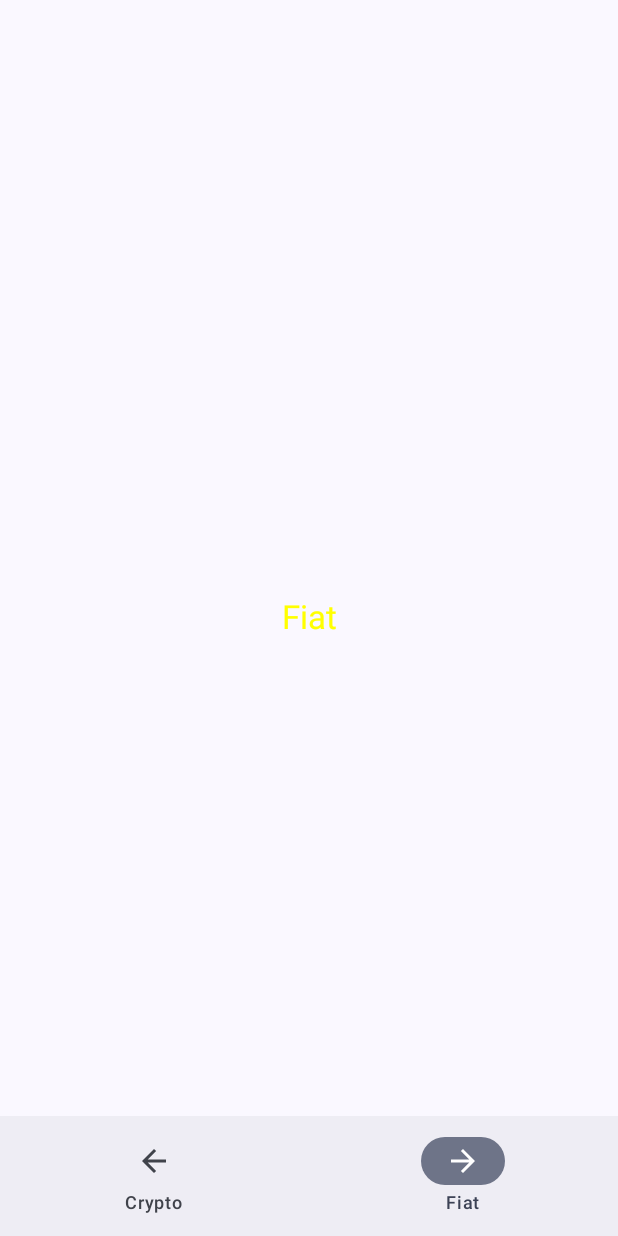
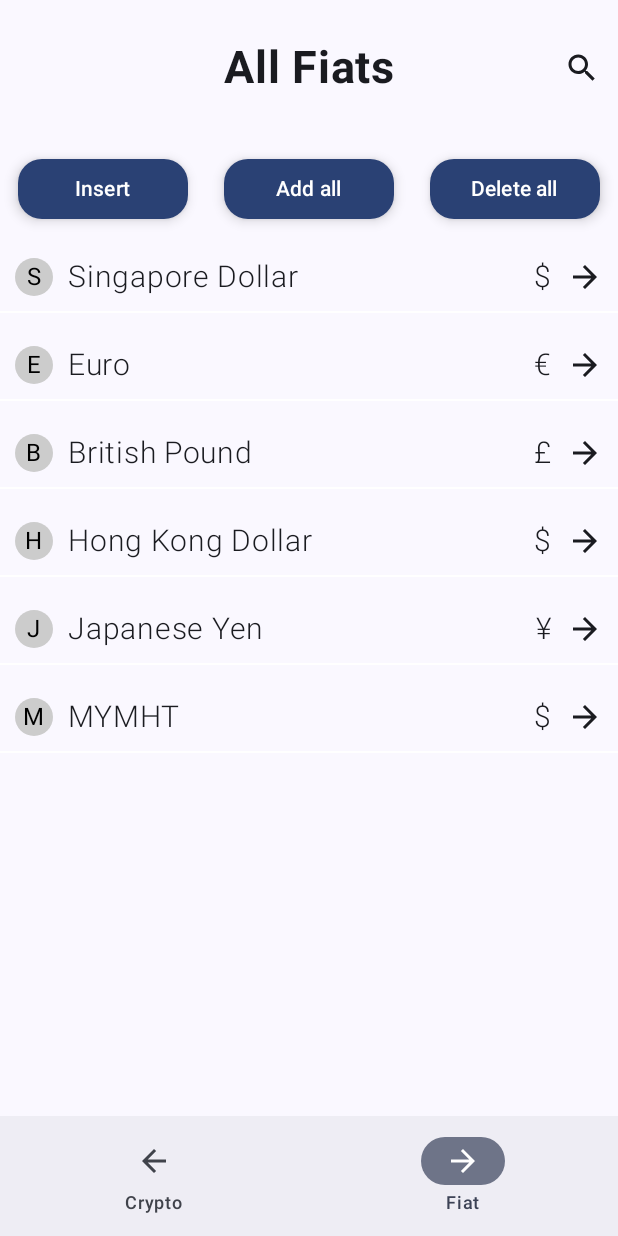
Before and after one commit to ChienChiaChen/CurrencyListDemo, an Android app built with Jetpack Compose: the composable MainScreen shown on its own in the app's theme, item 2 of the bottom bar chosen, on a phone screen of 412 x 824 dp. Run offline under Robolectric (Android 15) with nearby library versions, the phone set to English and light mode, and no system bars; our stand-ins replace Room's generated code.

Commit message:
Complete fiat page.

```diff
--- a/app/src/main/java/com/example/currencylistdemo/data/entity/Fiat.kt
+++ b/app/src/main/java/com/example/currencylistdemo/data/entity/Fiat.kt
@@ -1,9 +1,13 @@
 package com.example.currencylistdemo.data.entity
 
+import android.os.Parcelable
 import androidx.room.ColumnInfo
 import androidx.room.Entity
 import androidx.room.PrimaryKey
+import com.example.currencylistdemo.utils.DateTimeUtil
+import kotlinx.parcelize.Parcelize
 
+@Parcelize
 @Entity("Fiat")
 data class Fiat(
     @PrimaryKey
@@ -18,4 +22,7 @@ data class Fiat(
 
     @ColumnInfo(name = "code")
     val code: String = "",
-)
+
+    @ColumnInfo(name = "created")
+    val created: Long = DateTimeUtil.now()
+) : Parcelable
--- a/app/src/main/java/com/example/currencylistdemo/data/local/CryptoDao.kt
+++ b/app/src/main/java/com/example/currencylistdemo/data/local/CryptoDao.kt
@@ -11,11 +11,11 @@ interface CryptoDao {
     @Insert(onConflict = OnConflictStrategy.REPLACE)
     suspend fun insert(entity: Crypto): Long
 
+    @Insert(onConflict = OnConflictStrategy.REPLACE)
+    fun insertAll(cryptos: List<Crypto>)
+
     @Query("SELECT * FROM Crypto ORDER BY created DESC")
     suspend fun getAllCurrencies(): List<Crypto>
-
-    @Insert(onConflict = OnConflictStrategy.REPLACE)
-    fun insertAllMockCryptos(cryptos: List<Crypto>)
 
     @Query("DELETE FROM Crypto")
     suspend fun clearAll(): Int
--- a/app/src/main/java/com/example/currencylistdemo/data/local/FiatDao.kt
+++ b/app/src/main/java/com/example/currencylistdemo/data/local/FiatDao.kt
@@ -5,14 +5,16 @@ import androidx.room.Insert
 import androidx.room.OnConflictStrategy
 import androidx.room.Query
 import com.example.currencylistdemo.data.entity.Fiat
-import kotlinx.coroutines.flow.Flow
 
 @Dao
 interface FiatDao {
     @Insert(onConflict = OnConflictStrategy.REPLACE)
     suspend fun insert(entity: Fiat): Long
 
-    @Query("SELECT * FROM Fiat")
+    @Insert(onConflict = OnConflictStrategy.REPLACE)
+    fun insertAll(fiats: List<Fiat>)
+
+    @Query("SELECT * FROM Fiat ORDER BY created DESC")
     suspend fun getAllFiats(): List<Fiat>
 
     @Query("DELETE FROM Fiat")
--- a/app/src/main/java/com/example/currencylistdemo/data/repository/CryptoRepositoryImpl.kt
+++ b/app/src/main/java/com/example/currencylistdemo/data/repository/CryptoRepositoryImpl.kt
@@ -9,7 +9,7 @@ class CryptoRepositoryImpl(
 ) : CryptoRepository {
 
     override suspend fun insertAllMockCryptos(cryptos: List<Crypto>) {
-        cryptoDao.insertAllMockCryptos(cryptos)
+        cryptoDao.insertAll(cryptos)
     }
 
     override suspend fun insertCrypto(crypto: Crypto) {
--- a/app/src/main/java/com/example/currencylistdemo/di/ViewModelModule.kt
+++ b/app/src/main/java/com/example/currencylistdemo/di/ViewModelModule.kt
@@ -1,11 +1,16 @@
 package com.example.currencylistdemo.di
 
 import com.example.currencylistdemo.ui.crypto.CryptoListViewViewModel
+import com.example.currencylistdemo.ui.fiat.FiatListViewViewModel
 import org.koin.androidx.viewmodel.dsl.viewModel
 import org.koin.dsl.module
 
 val viewModelModule = module {
     viewModel {
-        CryptoListViewViewModel(cryptoRepository = get(), savedStateHandle = get() )
+        CryptoListViewViewModel(cryptoRepository = get(), savedStateHandle = get())
+    }
+
+    viewModel {
+        FiatListViewViewModel(fiatRepository = get(), savedStateHandle = get())
     }
 }
--- a/app/src/main/java/com/example/currencylistdemo/domain/repository/FiatRepository.kt
+++ b/app/src/main/java/com/example/currencylistdemo/domain/repository/FiatRepository.kt
@@ -1,10 +1,10 @@
 package com.example.currencylistdemo.domain.repository
 
 import com.example.currencylistdemo.data.entity.Fiat
-import kotlinx.coroutines.flow.Flow
 
 interface FiatRepository {
     suspend fun insertFiat(fiat: Fiat)
-    suspend fun getFiats(): Flow<List<Fiat>>
+    suspend fun getFiats(): List<Fiat>
     suspend fun deleteFiats()
+    suspend fun insertAllMockFiats(cryptos: List<Fiat>)
 }
--- a/app/src/main/java/com/example/currencylistdemo/ui/crypto/CryptoOperation.kt
+++ b/app/src/main/java/com/example/currencylistdemo/ui/components/Operations.kt
@@ -1,4 +1,4 @@
-package com.example.currencylistdemo.ui.crypto
+package com.example.currencylistdemo.ui.components
 
 import androidx.compose.foundation.layout.Row
 import androidx.compose.foundation.layout.fillMaxWidth
@@ -12,7 +12,7 @@ import androidx.compose.ui.Modifier
 import androidx.compose.ui.unit.dp
 
 @Composable
-fun CryptoOperation(
+fun Operations(
     add: () -> Unit,
     addAll: () -> Unit,
     deleteAll: () -> Unit,
--- a/app/src/main/java/com/example/currencylistdemo/ui/crypto/CryptoListScreen.kt
+++ b/app/src/main/java/com/example/currencylistdemo/ui/crypto/CryptoListScreen.kt
@@ -33,6 +33,7 @@ import androidx.compose.ui.text.font.FontWeight
 import androidx.compose.ui.unit.dp
 import androidx.compose.ui.unit.sp
 import com.example.currencylistdemo.ui.components.HideableSearchTextField
+import com.example.currencylistdemo.ui.components.Operations
 import org.koin.androidx.compose.koinViewModel
 
 @OptIn(ExperimentalMaterial3Api::class)
@@ -94,7 +95,7 @@ fun CryptoListScreen(viewModel: CryptoListViewViewModel = koinViewModel()) {
                             .align(CenterHorizontally)
                     )
                 else { // Init state
-                    CryptoOperation(
+                    Operations(
                         add = viewModel::addNewCrypto,
                         addAll = viewModel::addAllCryptos,
                         deleteAll = viewModel::deleteAllCryptos
@@ -102,7 +103,7 @@ fun CryptoListScreen(viewModel: CryptoListViewViewModel = koinViewModel()) {
                 }
             } else {
                 if (state.searchText.isBlank()) { // hide it up when user is searching.
-                    CryptoOperation(
+                    Operations(
                         add = viewModel::addNewCrypto,
                         addAll = viewModel::addAllCryptos,
                         deleteAll = viewModel::deleteAllCryptos
--- /dev/null
+++ b/app/src/main/java/com/example/currencylistdemo/ui/fiat/FiatItem.kt
@@ -0,0 +1,58 @@
+package com.example.currencylistdemo.ui.fiat
+
+import androidx.compose.foundation.background
+import androidx.compose.foundation.clickable
+import androidx.compose.foundation.layout.Box
+import androidx.compose.foundation.layout.Row
+import androidx.compose.foundation.layout.Spacer
+import androidx.compose.foundation.layout.fillMaxWidth
+import androidx.compose.foundation.layout.padding
+import androidx.compose.foundation.layout.size
+import androidx.compose.foundation.shape.CircleShape
+import androidx.compose.material.icons.Icons
+import androidx.compose.material.icons.filled.ArrowForward
+import androidx.compose.material3.Divider
+import androidx.compose.material3.Icon
+import androidx.compose.material3.Text
+import androidx.compose.runtime.Composable
+import androidx.compose.ui.Alignment
+import androidx.compose.ui.Modifier
+import androidx.compose.ui.draw.clip
+import androidx.compose.ui.graphics.Color
+import androidx.compose.ui.text.font.FontWeight
+import androidx.compose.ui.unit.dp
+import androidx.compose.ui.unit.sp
+import com.example.currencylistdemo.data.entity.Fiat
+
+
+@Composable
+fun FiatItem(fiat: Fiat) {
+    Row(
+        modifier = Modifier.fillMaxWidth().padding(10.dp),
+        verticalAlignment = Alignment.CenterVertically
+    ) {
+        Box(
+            modifier = Modifier
+                .size(25.dp)
+                .clip(CircleShape)
+                .background(color = Color.LightGray),
+            contentAlignment = Alignment.Center
+        ) {
+            Text(text = fiat.name.first().toString(), color = Color.Black)
+        }
+        Text(modifier = Modifier.padding(start = 10.dp), text = fiat.name, fontSize = 20.sp, fontWeight = FontWeight.Light)
+        Spacer(Modifier.weight(1f))
+        Text(
+            modifier = Modifier.padding(end = 10.dp),
+            text = fiat.symbol,
+            fontSize = 20.sp,
+            fontWeight = FontWeight.Light
+        )
+        Icon(
+            imageVector = Icons.Filled.ArrowForward,
+            contentDescription = "detail"
+        )
+
+    }
+    Divider(color = Color.White)
+}
--- a/app/src/main/java/com/example/currencylistdemo/ui/fiat/FiatListScreen.kt
+++ b/app/src/main/java/com/example/currencylistdemo/ui/fiat/FiatListScreen.kt
@@ -1,22 +1,128 @@
 package com.example.currencylistdemo.ui.fiat
 
+import androidx.compose.animation.AnimatedVisibility
+import androidx.compose.animation.fadeIn
+import androidx.compose.animation.fadeOut
+import androidx.compose.foundation.layout.Arrangement
 import androidx.compose.foundation.layout.Box
+import androidx.compose.foundation.layout.Column
 import androidx.compose.foundation.layout.fillMaxSize
-import androidx.compose.material3.MaterialTheme.typography
+import androidx.compose.foundation.layout.fillMaxWidth
+import androidx.compose.foundation.layout.height
+import androidx.compose.foundation.layout.padding
+import androidx.compose.foundation.layout.size
+import androidx.compose.foundation.lazy.LazyColumn
+import androidx.compose.foundation.lazy.items
+import androidx.compose.material.icons.Icons
+import androidx.compose.material.icons.filled.Warning
+import androidx.compose.material3.ExperimentalMaterial3Api
+import androidx.compose.material3.Icon
+import androidx.compose.material3.Scaffold
 import androidx.compose.material3.Text
 import androidx.compose.runtime.Composable
+import androidx.compose.runtime.LaunchedEffect
+import androidx.compose.runtime.collectAsState
+import androidx.compose.runtime.getValue
 import androidx.compose.ui.Alignment
 import androidx.compose.ui.Modifier
-import androidx.compose.ui.graphics.Color
+import androidx.compose.ui.input.key.Key
+import androidx.compose.ui.input.key.key
+import androidx.compose.ui.input.key.onKeyEvent
+import androidx.compose.ui.text.font.FontWeight
+import androidx.compose.ui.unit.dp
+import androidx.compose.ui.unit.sp
+import com.example.currencylistdemo.ui.components.HideableSearchTextField
+import com.example.currencylistdemo.ui.components.Operations
+import org.koin.androidx.compose.koinViewModel
 
 
+@OptIn(ExperimentalMaterial3Api::class)
 @Composable
-fun FiatListScreen() {
-    Box(modifier = Modifier.fillMaxSize(), contentAlignment = Alignment.Center) {
-        Text(
-            text = "Fiat",
-            style = typography.titleLarge,
-            color = Color.Yellow
-        )
+fun FiatListScreen(viewModel: FiatListViewViewModel = koinViewModel()) {
+    val state by viewModel.state.collectAsState()
+
+    LaunchedEffect(key1 = true) {
+        viewModel.loadFiats()
+    }
+
+    Scaffold { paddingValues ->
+        Column(
+            modifier = Modifier
+                .fillMaxSize()
+                .padding(paddingValues)
+                .onKeyEvent {
+                    if (it.key == Key.Back && state.isSearchActive) {
+                        viewModel.onToggleSearch()
+                        true
+                    } else false
+                }
+        ) {
+            Box(
+                modifier = Modifier.fillMaxWidth(),
+                contentAlignment = Alignment.Center,
+            ) {
+                HideableSearchTextField(
+                    text = state.searchText,
+                    isSearchActive = state.isSearchActive,
+                    onTextChange = viewModel::onSearchTextChange,
+                    onSearchClick = viewModel::onToggleSearch,
+                    onCloseClick = viewModel::onToggleSearch,
+                    modifier = Modifier
+                        .fillMaxWidth()
+                        .height(90.dp)
+                )
+                this@Column.AnimatedVisibility(
+                    visible = !state.isSearchActive,
+                    enter = fadeIn(),
+                    exit = fadeOut()
+                ) {
+                    Text(
+                        text = "All Fiats",
+                        fontWeight = FontWeight.Bold,
+                        fontSize = 30.sp
+                    )
+                }
+            }
+
+            if (state.fiats.isEmpty()) {
+                if (state.searchText.isNotEmpty())// In search state
+                    Icon(
+                        imageVector = Icons.Filled.Warning,
+                        contentDescription = "no results",
+                        modifier = Modifier
+                            .padding(top = 30.dp)
+                            .size(200.dp)
+                            .align(Alignment.CenterHorizontally)
+                    )
+                else { // Init state
+                    Operations(
+                        add = viewModel::addNewFiat,
+                        addAll = viewModel::addAllFiats,
+                        deleteAll = viewModel::deleteAllFiats
+                    )
+                }
+            } else {
+                if (state.searchText.isBlank()) { // hide it up when user is searching.
+                    Operations(
+                        add = viewModel::addNewFiat,
+                        addAll = viewModel::addAllFiats,
+                        deleteAll = viewModel::deleteAllFiats
+                    )
+                }
+
+                LazyColumn(
+                    modifier = Modifier
+                        .weight(1f)
+                        .padding(bottom = 100.dp),
+                    verticalArrangement = Arrangement.spacedBy(12.dp),
+                ) {
+                    items(
+                        items = state.fiats,
+                        key = { it.id }
+                    ) { fiat -> FiatItem(fiat) }
+                }
+            }
+        }
+
     }
 }
--- /dev/null
+++ b/app/src/main/java/com/example/currencylistdemo/ui/fiat/FiatListSearch.kt
@@ -0,0 +1,16 @@
+package com.example.currencylistdemo.ui.fiat
+
+import com.example.currencylistdemo.data.entity.Fiat
+
+
+class FiatListSearch {
+
+    fun execute(cryptos: List<Fiat>, query: String): List<Fiat> {
+        if (query.isBlank()) {
+            return cryptos
+        }
+        return cryptos.filter { crypto ->
+            crypto.symbol.startsWith(prefix = query, ignoreCase = true)
+        }
+    }
+}
--- /dev/null
+++ b/app/src/main/java/com/example/currencylistdemo/ui/fiat/FiatListState.kt
@@ -0,0 +1,9 @@
+package com.example.currencylistdemo.ui.fiat
+
+import com.example.currencylistdemo.data.entity.Fiat
+
+data class FiatListState(
+    val fiats: List<Fiat> = emptyList(),
+    val searchText: String = "",
+    val isSearchActive: Boolean = false
+)
--- /dev/null
+++ b/app/src/main/java/com/example/currencylistdemo/ui/fiat/FiatListViewViewModel.kt
@@ -0,0 +1,88 @@
+package com.example.currencylistdemo.ui.fiat
+
+import androidx.lifecycle.SavedStateHandle
+import androidx.lifecycle.ViewModel
+import androidx.lifecycle.viewModelScope
+import com.example.currencylistdemo.data.entity.Fiat
+import com.example.currencylistdemo.domain.repository.FiatRepository
+import kotlinx.coroutines.Dispatchers
+import kotlinx.coroutines.flow.SharingStarted
+import kotlinx.coroutines.flow.combine
+import kotlinx.coroutines.flow.stateIn
+import kotlinx.coroutines.launch
+
+class FiatListViewViewModel(
+    private val fiatRepository: FiatRepository,
+    private val savedStateHandle: SavedStateHandle
+) : ViewModel() {
+
+    private val searchFiat = FiatListSearch()
+
+    private val searchText = savedStateHandle.getStateFlow("searchText", "")
+    private val fiats = savedStateHandle.getStateFlow("fiats", emptyList<Fiat>())
+    private val isSearchActive = savedStateHandle.getStateFlow("isSearchActive", false)
+
+    val state =
+        combine(fiats, searchText, isSearchActive) { fiats, searchText, isSearchActive ->
+            FiatListState(
+                fiats = searchFiat.execute(fiats, searchText),
+                searchText = searchText,
+                isSearchActive = isSearchActive
+            )
+        }.stateIn(viewModelScope, SharingStarted.WhileSubscribed(5000), FiatListState())
+
+
+    fun loadFiats() {
+        viewModelScope.launch {
+            savedStateHandle["fiats"] = fiatRepository.getFiats()
+        }
+    }
+
+    fun onSearchTextChange(text: String) {
+        savedStateHandle["searchText"] = text
+    }
+
+    fun onToggleSearch() {
+        savedStateHandle["isSearchActive"] = !isSearchActive.value
+        if (!isSearchActive.value) {
+            savedStateHandle["searchText"] = ""
+        }
+    }
+
+    fun deleteAllFiats() {
+        viewModelScope.launch(Dispatchers.IO) {
+            fiatRepository.deleteFiats()
+            loadFiats()
+        }
+    }
+
+    fun addNewFiat() {
+        viewModelScope.launch(Dispatchers.IO) {
+            val newCoin = generateRandomString()
+            fiatRepository.insertFiat(Fiat(id = newCoin, name = newCoin, symbol = "$"))
+            loadFiats()
+        }
+    }
+
+    fun addAllFiats() {
+        viewModelScope.launch(Dispatchers.IO) {
+            fiatRepository.insertAllMockFiats(
+                listOf(
+                    Fiat(id = "SGD", name = "Singapore Dollar", code = "SGD", symbol = "$"),
+                    Fiat(id = "EUR", name = "Euro", code = "EUR", symbol = "€"),
+                    Fiat(id = "GBP", name = "British Pound", code = "GBP", symbol = "£"),
+                    Fiat(id = "HKD", name = "Hong Kong Dollar", code = "HKD", symbol = "$"),
+                    Fiat(id = "JPY", name = "Japanese Yen", code = "JPY", symbol = "¥"),
+                )
+            )
+            loadFiats()
+        }
+    }
+
+    private fun generateRandomString(): String {
+        val allowedChars = ('A'..'Z') + ('0'..'9')
+        return (1..5)
+            .map { allowedChars.random() }
+            .joinToString("")
+    }
+}
```
Also changed, not shown: app/src/main/java/com/example/currencylistdemo/data/repository/FiatRepositoryImpl.kt (+7 -6 lines).
